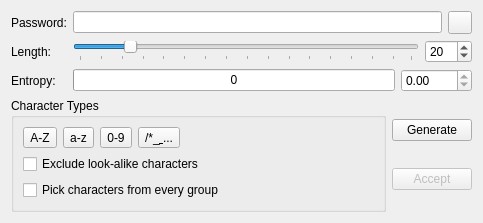
Above: src/gui/PasswordGeneratorWidget.ui from keepassxreboot/keepassxc before the change. Below: the same form after it.
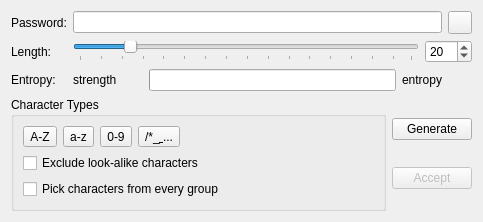
That is the form after the change.

```diff
--- a/src/gui/PasswordGeneratorWidget.ui
+++ b/src/gui/PasswordGeneratorWidget.ui
@@ -91,7 +91,7 @@
       </layout>
      </item>
      <item row="2" column="0">
-      <widget class="QLabel" name="strengthLabel">
+      <widget class="QLabel" name="labelEntropy">
        <property name="text">
         <string>Entropy:</string>
        </property>
@@ -99,6 +99,19 @@
      </item>
      <item row="2" column="1">
       <layout class="QHBoxLayout" name="horizontalLayout_5">
+      <item>
+        <widget class="QLabel" name="strengthLabel">
+         <property name="minimumSize">
+          <size>
+           <width>70</width>
+           <height>0</height>
+          </size>
+         </property>
+         <property name="text">
+          <string>strength</string>
+         </property>
+        </widget>
+       </item>
        <item>
         <widget class="QProgressBar" name="entropyProgressBar">
          <property name="maximum">
@@ -110,25 +123,22 @@
          <property name="invertedAppearance">
           <bool>false</bool>
          </property>
-         <property name="format">
-          <string>%v</string>
+         <property name="textVisible">
+          <bool>false</bool>
          </property>
         </widget>
        </item>
        <item>
-        <widget class="QDoubleSpinBox" name="entropySpinBox">
-         <property name="readOnly">
-          <bool>true</bool>
-         </property>
-         <property name="minimum">
-          <double>0.000000000000000</double>
-         </property>
-         <property name="maximum">
-          <double>1000.000000000000000</double>
-         </property>
-         <property name="singleStep">
-          <double>0.001000000000000</double>
-         </property>
+        <widget class="QLabel" name="entropyLabel">
+         <property name="minimumSize">
+          <size>
+           <width>70</width>
+           <height>0</height>
+          </size>
+          </property>
+          <property name="text">
+            <string>entropy</string>
+          </property>
         </widget>
        </item>
       </layout>
```
